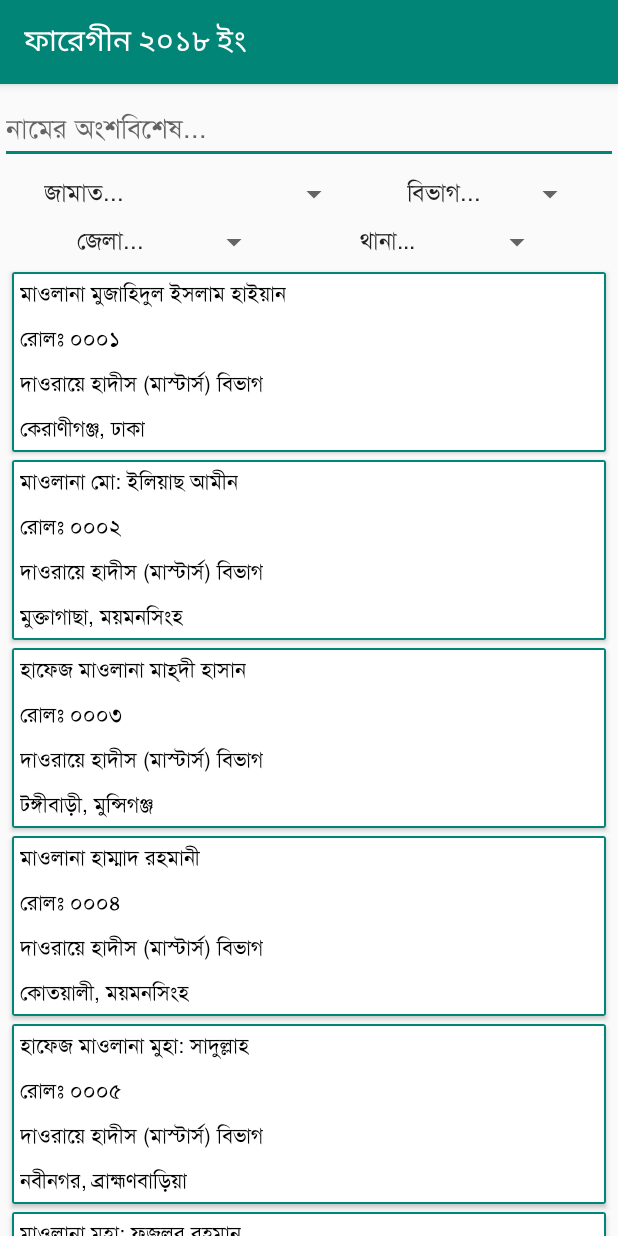
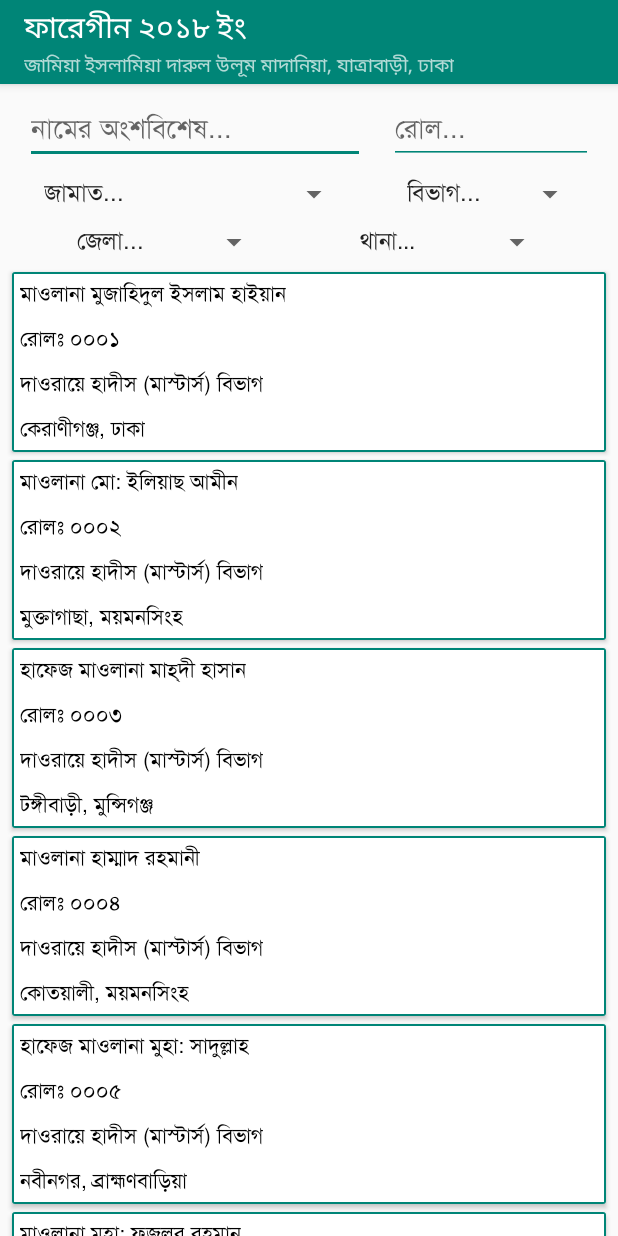
Before and after one commit to masud7866/al_mahmud, an Android app: the screen it shows after launch (StudentActivity), after a tap on "ফারেগীন ২০১৮ ইং", on a phone screen of 412 x 824 dp. Run offline under Robolectric (Android 15) with nearby library versions, the phone set to English and light mode, and no system bars.

Commit message:
Mass change for the client

```diff
--- a/app/src/main/java/com/ieitlabs/masud/almahmud/CertificateActivity.java
+++ b/app/src/main/java/com/ieitlabs/masud/almahmud/CertificateActivity.java
@@ -1,9 +1,11 @@
 package com.ieitlabs.masud.almahmud;
 
 import android.os.Bundle;
+import android.support.v7.app.ActionBar;
 import android.support.v7.app.AppCompatActivity;
 import android.support.v7.widget.LinearLayoutManager;
 import android.support.v7.widget.RecyclerView;
+import android.text.Html;
 
 import java.util.LinkedHashMap;
 
@@ -17,6 +19,8 @@ public class CertificateActivity extends AppCompatActivity {
         setContentView(R.layout.activity_certificate);
 
         setTitle("হাদীসের সনদ");
+        ActionBar myActionBar = getSupportActionBar();
+        myActionBar.setSubtitle(Html.fromHtml("<small>দাওরায়ে হাদিস, জামিয়া ইসলামিয়া দারুল উলূম মাদানিয়া, যাত্রাবাড়ী, ঢাকা</small>"));
 
         LinkedHashMap<String,String> mDataset = new LinkedHashMap<>();
         mDataset.put("abu_daud_1","আবু দাউদ ১ম");
--- a/app/src/main/java/com/ieitlabs/masud/almahmud/CertificateDetailedActivity.java
+++ b/app/src/main/java/com/ieitlabs/masud/almahmud/CertificateDetailedActivity.java
@@ -1,10 +1,12 @@
 package com.ieitlabs.masud.almahmud;
 
 import android.graphics.Typeface;
+import android.support.v7.app.ActionBar;
 import android.support.v7.app.AppCompatActivity;
 import android.os.Bundle;
 import android.support.v7.widget.LinearLayoutManager;
 import android.support.v7.widget.RecyclerView;
+import android.text.Html;
 import android.view.View;
 import android.widget.Button;
 import android.widget.TextView;
@@ -30,6 +32,8 @@ public class CertificateDetailedActivity extends AppCompatActivity {
         }
 
         setTitle(val);
+        ActionBar myActionBar = getSupportActionBar();
+        myActionBar.setSubtitle(Html.fromHtml("<small>দাওরায়ে হাদিস, জামিয়া ইসলামিয়া দারুল উলূম মাদানিয়া, যাত্রাবাড়ী, ঢাকা</small>"));
 
          mDataset = (new DBManager(this)).getCertificate(keyname,true);
 
--- a/app/src/main/java/com/ieitlabs/masud/almahmud/DBManager.java
+++ b/app/src/main/java/com/ieitlabs/masud/almahmud/DBManager.java
@@ -234,11 +234,19 @@ public class DBManager extends SQLiteOpenHelper{
 
 
 
-          ArrayList<ArrayList<String>> getOverview(String name, String department, String division, String district, String subdistrict){
+          ArrayList<ArrayList<String>> getOverview(String name, String roll, String department, String division, String district, String subdistrict){
             OpenDatabase();
             ArrayList<ArrayList<String>> tmpStr = new ArrayList<ArrayList<String>>();
             String whereText = "";
             if (!name.isEmpty()) whereText += " name LIKE '%"+name+"%'";
+            if (!roll.isEmpty()){
+                if (whereText!=""){
+                    whereText += " AND roll LIKE '%"+roll+"%'";
+                }
+                else {
+                    whereText += "roll LIKE '%"+roll+"%'";
+                }
+            }
             if (department != "জামাত..."){
                 if (whereText!= "")
                 {
@@ -312,6 +320,7 @@ public class DBManager extends SQLiteOpenHelper{
         {
             tmpStr.add(cur.getString(0));
             tmpStr.add(cur.getString(1));
+            tmpStr.add(cur.getString(2));
             tmpStr.add(cur.getString(3));
             tmpStr.add(cur.getString(4));
             tmpStr.add(cur.getString(5));
--- a/app/src/main/java/com/ieitlabs/masud/almahmud/HadithActivity.java
+++ b/app/src/main/java/com/ieitlabs/masud/almahmud/HadithActivity.java
@@ -1,9 +1,11 @@
 package com.ieitlabs.masud.almahmud;
 
+import android.support.v7.app.ActionBar;
 import android.support.v7.app.AppCompatActivity;
 import android.os.Bundle;
 import android.support.v7.widget.LinearLayoutManager;
 import android.support.v7.widget.RecyclerView;
+import android.text.Html;
 
 
 import com.bignerdranch.expandablerecyclerview.Model.ParentObject;
@@ -20,6 +22,8 @@ public class HadithActivity extends AppCompatActivity {
         setContentView(R.layout.activity_hadith);
 
         setTitle("হাদীসগ্রন্থ পরিচিতি");
+        ActionBar myActionBar = getSupportActionBar();
+        myActionBar.setSubtitle(Html.fromHtml("<small>সংকলনে: দাওরায়ে হাদিস বিভাগ, জামিয়া ইসলামিয়া দারুল উলূম মাদানিয়া, যাত্রাবাড়ী, ঢাকা</small>"));
 
         recyclerView = findViewById(R.id.hadith_recycler_view);
         recyclerView.setLayoutManager(new LinearLayoutManager(this));
--- a/app/src/main/java/com/ieitlabs/masud/almahmud/MainActivity.java
+++ b/app/src/main/java/com/ieitlabs/masud/almahmud/MainActivity.java
@@ -3,8 +3,10 @@ package com.ieitlabs.masud.almahmud;
 import android.content.Intent;
 import android.graphics.Typeface;
 import android.net.Uri;
+import android.support.v7.app.ActionBar;
 import android.support.v7.app.AppCompatActivity;
 import android.os.Bundle;
+import android.text.Html;
 import android.view.View;
 import android.widget.Button;
 
@@ -16,6 +18,8 @@ public class MainActivity extends AppCompatActivity {
         setContentView(R.layout.activity_main);
 
         setTitle("আল মাহমুদ ২০১৮ ইং");
+        ActionBar myActionBar = getSupportActionBar();
+        myActionBar.setSubtitle(Html.fromHtml("<small>জামিয়া ইসলামিয়া দারুল উলূম মাদানিয়া, যাত্রাবাড়ী, ঢাকা</small>"));
 
         Button school = findViewById(R.id.school);
         Typeface custom_font = Typeface.createFromAsset(getAssets(),  "fonts/SolaimanLipi_20-04-07.ttf");
--- a/app/src/main/java/com/ieitlabs/masud/almahmud/SchoolActivity.java
+++ b/app/src/main/java/com/ieitlabs/masud/almahmud/SchoolActivity.java
@@ -1,9 +1,11 @@
 package com.ieitlabs.masud.almahmud;
 
+import android.support.v7.app.ActionBar;
 import android.support.v7.app.AppCompatActivity;
 import android.os.Bundle;
 import android.support.v7.widget.LinearLayoutManager;
 import android.support.v7.widget.RecyclerView;
+import android.text.Html;
 
 import com.bignerdranch.expandablerecyclerview.Model.ParentObject;
 
@@ -19,6 +21,8 @@ public class SchoolActivity extends AppCompatActivity {
         setContentView(R.layout.activity_school);
 
         setTitle("জামিয়া পরিচিতি");
+        ActionBar myActionBar = getSupportActionBar();
+        myActionBar.setSubtitle(Html.fromHtml("<small>জামিয়া ইসলামিয়া দারুল উলূম মাদানিয়া, যাত্রাবাড়ী, ঢাকা</small>"));
 
         recyclerView = findViewById(R.id.school_recycler_view);
         recyclerView.setLayoutManager(new LinearLayoutManager(this));
--- a/app/src/main/java/com/ieitlabs/masud/almahmud/StudentActivity.java
+++ b/app/src/main/java/com/ieitlabs/masud/almahmud/StudentActivity.java
@@ -1,11 +1,13 @@
 package com.ieitlabs.masud.almahmud;
 
 import android.graphics.Typeface;
+import android.support.v7.app.ActionBar;
 import android.support.v7.app.AppCompatActivity;
 import android.os.Bundle;
 import android.support.v7.widget.LinearLayoutManager;
 import android.support.v7.widget.RecyclerView;
 import android.text.Editable;
+import android.text.Html;
 import android.text.TextWatcher;
 import android.view.View;
 import android.widget.AdapterView;
@@ -34,8 +36,10 @@ public class StudentActivity extends AppCompatActivity {
         setContentView(R.layout.activity_student);
 
         setTitle("ফারেগীন ২০১৮ ইং");
+        ActionBar myActionBar = getSupportActionBar();
+        myActionBar.setSubtitle(Html.fromHtml("<small>জামিয়া ইসলামিয়া দারুল উলূম মাদানিয়া, যাত্রাবাড়ী, ঢাকা</small>"));
 
-        mDataset = (new DBManager(this)).getOverview("","জামাত...","বিভাগ...", "জেলা...","থানা...");
+        mDataset = (new DBManager(this)).getOverview("", "","জামাত...","বিভাগ...", "জেলা...","থানা...");
 
         RVStudentView = findViewById(R.id.student_recycler_view);
         LinearLayoutManager stLayoutManager = new LinearLayoutManager(this);
@@ -47,6 +51,9 @@ public class StudentActivity extends AppCompatActivity {
         final EditText searchBar = findViewById(R.id.search_bar);
         Typeface custom_font = Typeface.createFromAsset(getAssets(),  "fonts/SolaimanLipi_20-04-07.ttf");
         searchBar.setTypeface(custom_font);
+
+        final EditText searchRoll = findViewById(R.id.search_roll);
+        searchRoll.setTypeface(custom_font);
 
         department_data = (new DBManager(this)).getDepartment();
         ArrayList<String> deptWithHint = new ArrayList<>();
@@ -69,7 +76,7 @@ public class StudentActivity extends AppCompatActivity {
                 divWithHint.add("বিভাগ...");
                 divWithHint.addAll(division_data);
                 division_data = divWithHint;
-                mDataset = (new DBManager(StudentActivity.this)).getOverview(searchBar.getText().toString(),selectedDept,"বিভাগ...", "জেলা...","থানা...");
+                mDataset = (new DBManager(StudentActivity.this)).getOverview(searchBar.getText().toString(),searchRoll.getText().toString(),selectedDept,"বিভাগ...", "জেলা...","থানা...");
                 itemChanged();
 
                 final Spinner division = findViewById(R.id.division);
@@ -87,7 +94,7 @@ public class StudentActivity extends AppCompatActivity {
                         distWithHint.addAll(district_data);
                         district_data = distWithHint;
 
-                        mDataset = (new DBManager(StudentActivity.this)).getOverview(searchBar.getText().toString(),selectedDept,selectedDiv, "জেলা...","থানা...");
+                        mDataset = (new DBManager(StudentActivity.this)).getOverview(searchBar.getText().toString(),searchRoll.getText().toString(),selectedDept,selectedDiv, "জেলা...","থানা...");
                         itemChanged();
 
                         final Spinner district = findViewById(R.id.district);
@@ -105,7 +112,7 @@ public class StudentActivity extends AppCompatActivity {
                                 subdistWithHint.addAll(subdistrict_data);
                                 subdistrict_data = subdistWithHint;
 
-                                mDataset = (new DBManager(StudentActivity.this)).getOverview(searchBar.getText().toString(),selectedDept,selectedDiv, selectedDist,"থানা...");
+                                mDataset = (new DBManager(StudentActivity.this)).getOverview(searchBar.getText().toString(),searchRoll.getText().toString(),selectedDept,selectedDiv, selectedDist,"থানা...");
                                 itemChanged();
 
                                 final Spinner subdistrict = findViewById(R.id.subdistrict);
@@ -118,7 +125,7 @@ public class StudentActivity extends AppCompatActivity {
                                     public void onItemSelected(AdapterView<?> adapterView, View view, int i, long l) {
                                         selectedSubDist = subdistrict_data.get(i);
 
-                                        mDataset = (new DBManager(StudentActivity.this)).getOverview(searchBar.getText().toString(),selectedDept,selectedDiv, selectedDist,selectedSubDist);
+                                        mDataset = (new DBManager(StudentActivity.this)).getOverview(searchBar.getText().toString(),searchRoll.getText().toString(),selectedDept,selectedDiv, selectedDist,selectedSubDist);
                                         itemChanged();
                                     }
 
@@ -150,7 +157,25 @@ public class StudentActivity extends AppCompatActivity {
 
                     @Override
                     public void onTextChanged(CharSequence charSequence, int i, int i1, int i2) {
-                        mDataset = (new DBManager(StudentActivity.this)).getOverview(searchBar.getText().toString(),selectedDept,selectedDiv, selectedDist,selectedSubDist);
+                        mDataset = (new DBManager(StudentActivity.this)).getOverview(searchBar.getText().toString(),searchRoll.getText().toString(),selectedDept,selectedDiv, selectedDist,selectedSubDist);
+                        itemChanged();
+                    }
+
+                    @Override
+                    public void afterTextChanged(Editable editable) {
+
+                    }
+                });
+
+                searchRoll.addTextChangedListener(new TextWatcher() {
+                    @Override
+                    public void beforeTextChanged(CharSequence charSequence, int i, int i1, int i2) {
+
+                    }
+
+                    @Override
+                    public void onTextChanged(CharSequence charSequence, int i, int i1, int i2) {
+                        mDataset = (new DBManager(StudentActivity.this)).getOverview(searchBar.getText().toString(),searchRoll.getText().toString(),selectedDept,selectedDiv, selectedDist,selectedSubDist);
                         itemChanged();
                     }
 
--- a/app/src/main/res/layout/activity_student.xml
+++ b/app/src/main/res/layout/activity_student.xml
@@ -8,15 +8,30 @@
 
     <EditText
         android:id="@+id/search_bar"
-        android:layout_width="match_parent"
+        android:layout_width="0dp"
         android:layout_height="wrap_content"
         android:layout_marginTop="8dp"
+        android:backgroundTint="@color/colorPrimary"
         android:ems="10"
         android:hint="নামের অংশবিশেষ..."
         android:inputType="textPersonName"
+        app:layout_constraintDimensionRatio="w,5:1"
+        app:layout_constraintLeft_toLeftOf="parent"
+        app:layout_constraintRight_toLeftOf="@id/search_roll"
+        app:layout_constraintTop_toTopOf="parent" />
+
+    <EditText
+        android:id="@+id/search_roll"
+        android:layout_width="0dp"
+        android:layout_height="wrap_content"
+        android:layout_marginTop="8dp"
         android:backgroundTint="@color/colorPrimary"
-        app:layout_constraintEnd_toEndOf="parent"
-        app:layout_constraintStart_toStartOf="parent"
+        android:ems="10"
+        android:hint="রোল..."
+        android:inputType="textPersonName"
+        app:layout_constraintDimensionRatio="w,3:1"
+        app:layout_constraintLeft_toRightOf="@id/search_bar"
+        app:layout_constraintRight_toRightOf="parent"
         app:layout_constraintTop_toTopOf="parent" />
 
     <Spinner
--- a/app/src/main/res/layout/activity_student_detailed.xml
+++ b/app/src/main/res/layout/activity_student_detailed.xml
@@ -13,7 +13,7 @@
         android:layout_width="match_parent"
         android:layout_height="wrap_content"
         android:padding="5dp"
-        android:textSize="20sp"
+        android:textSize="18sp"
         android:text="TextView"
         android:textColor="#000000"
         android:textStyle="bold"
--- a/app/src/main/res/values/strings.xml
+++ b/app/src/main/res/values/strings.xml
@@ -182,7 +182,8 @@
         </item>
         <item><![CDATA[
             <u>জীবন পরিক্রমা</u><br><br>
-            শায়খ মুহিউস্ সুন্নাহ আল্লামা মাহমূদুল হাসান দাঃ বাঃ]]>
+            শাইখুল হাদিস শায়খ মুহিউস্ সুন্নাহ আল্লামা মাহমূদুল হাসান দাঃ বাঃ<br>
+            মুহতামিম, জামিয়া ইসলামিয়া দারুল উলূম মাদানিয়া]]>
         </item>
     </string-array>
     <string-array name="school_details">
```
Also changed, not shown: app/src/main/java/com/ieitlabs/masud/almahmud/StudentDetailedActivity.java (+11 -11 lines), app/src/main/assets/al_mahmud.sqlite.
